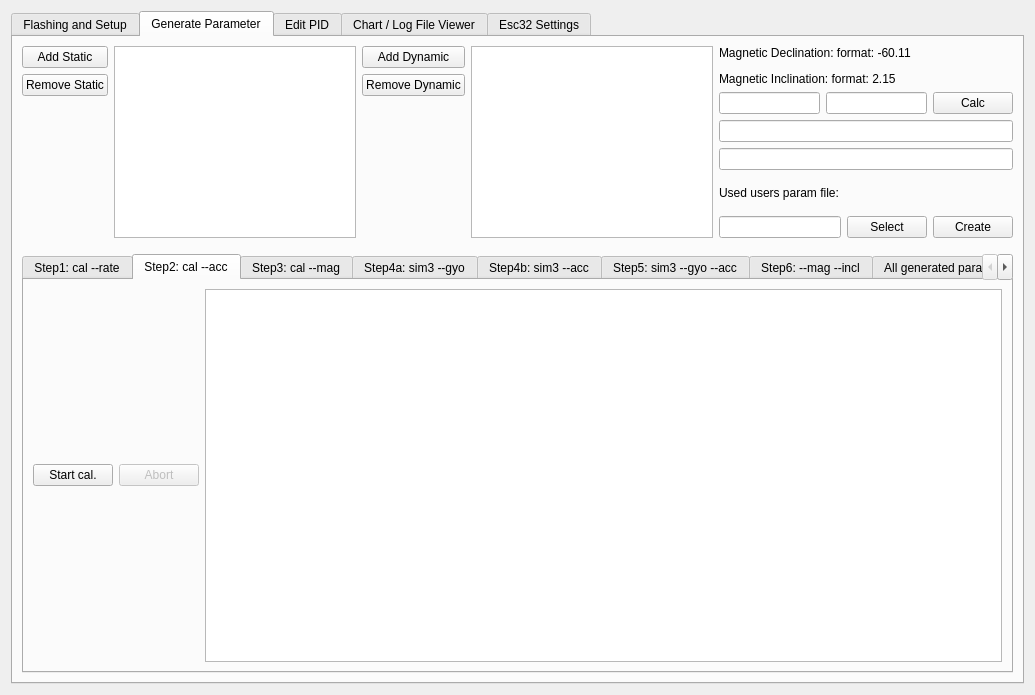
First picture: the form in src/ui/qgcautoquad.ui, repository mpaperno/qgroundcontrol_aq, before the edit.
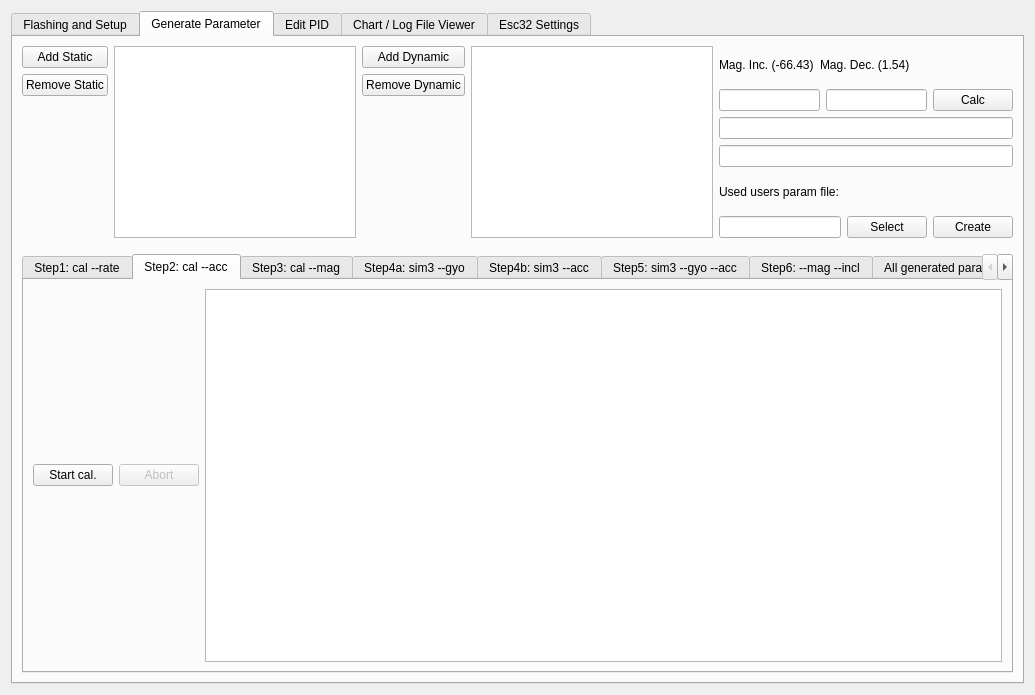
Second picture: the form after the edit. The open tabs and pages were chosen to show the change.

Patch:
```diff
--- a/src/ui/qgcautoquad.ui
+++ b/src/ui/qgcautoquad.ui
@@ -1073,11 +1073,29 @@
          <item>
           <layout class="QVBoxLayout" name="verticalLayout_3">
            <item>
+            <layout class="QHBoxLayout" name="horizontalLayout_54">
+             <item>
+              <widget class="QLabel" name="label_131">
+               <property name="text">
+                <string>Mag. Inc. (-66.43)</string>
+               </property>
+              </widget>
+             </item>
+             <item>
+              <widget class="QLabel" name="label_114">
+               <property name="text">
+                <string>Mag. Dec. (1.54)</string>
+               </property>
+              </widget>
+             </item>
+             <item>
             <widget class="QLabel" name="label_3">
              <property name="text">
-              <string>&lt;html&gt;&lt;head/&gt;&lt;body&gt;&lt;p&gt;Magnetic Declination: format: -60.11&lt;/p&gt;&lt;p&gt;Magnetic Inclination: format: 2.15&lt;/p&gt;&lt;/body&gt;&lt;/html&gt;</string>
-             </property>
-            </widget>
+                <string/>
+               </property>
+              </widget>
+             </item>
+            </layout>
            </item>
            <item>
             <layout class="QHBoxLayout" name="horizontalLayout_7">
```
Left out of the diff: 2 changed lines with no effect on the pictures. Lines whose indentation alone changed are shown as unchanged.
